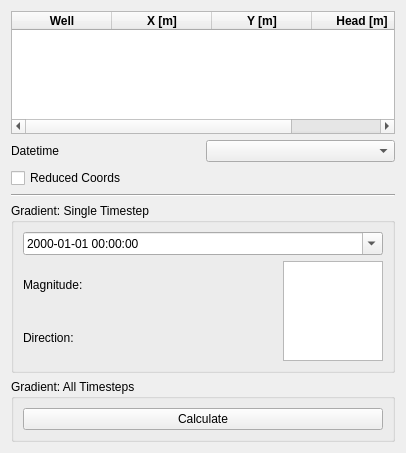
cdd1969/pygwa, file lib/flowchart/nodes/n_26_gradient_v2/node_hydrgrad.ui: the form before one commit.
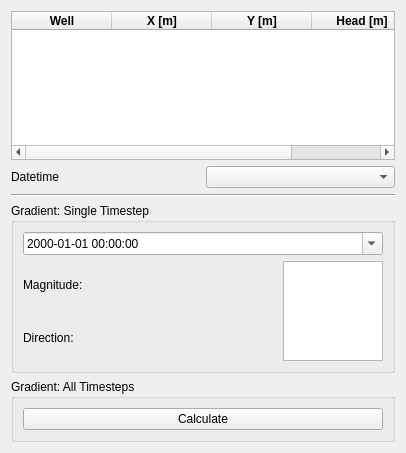
The form after the commit.

Commit message: removed checkbox `reduced coordinates`

Diff of the .ui file:
```diff
--- a/lib/flowchart/nodes/n_26_gradient_v2/node_hydrgrad.ui
+++ b/lib/flowchart/nodes/n_26_gradient_v2/node_hydrgrad.ui
@@ -140,16 +140,6 @@
      </item>
     </layout>
    </item>
-   <item>
-    <widget class="QCheckBox" name="checkBox_redCoords">
-     <property name="toolTip">
-      <string>&lt;html&gt;&lt;head/&gt;&lt;body&gt;&lt;p&gt;Use &amp;quot;reduced&amp;quot; well coodinates (minimal value is subtracted from both x- and y-coords). See effect in the table above&lt;/p&gt;&lt;/body&gt;&lt;/html&gt;</string>
-     </property>
-     <property name="text">
-      <string>Reduced Coords</string>
-     </property>
-    </widget>
-   </item>
    <item>
     <widget class="Line" name="line">
      <property name="orientation">
```
Left out of the diff: 4 changed lines with no effect on the pictures. The commit also changes 1 other file.
